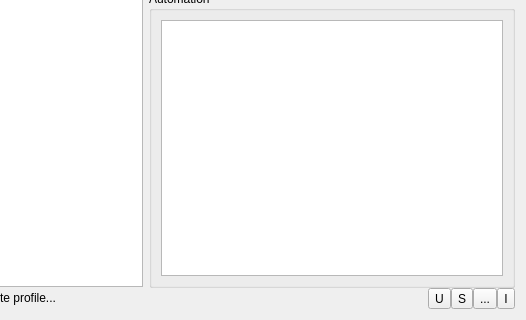
The window that src/gui/WorkspaceWindow.ui (goloveshko/ModeFlow) describes before a commit, drawn with Qt 5; both pictures show x 124 to 650 and y 230 to 550 of the 650 by 550 pixel window.
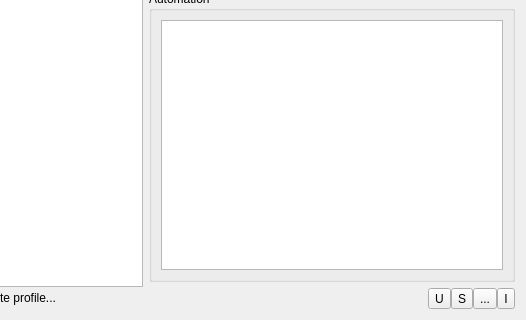
The same window after the commit. Custom widgets are drawn as their Qt base class.

What changed in the file:
```diff
--- a/src/gui/WorkspaceWindow.ui
+++ b/src/gui/WorkspaceWindow.ui
@@ -208,6 +208,9 @@
      </item>
      <item>
       <layout class="QHBoxLayout" name="listButtons_2">
+       <property name="topMargin">
+        <number>6</number>
+       </property>
        <item>
         <spacer name="horizontalSpacer">
          <property name="orientation">
```
